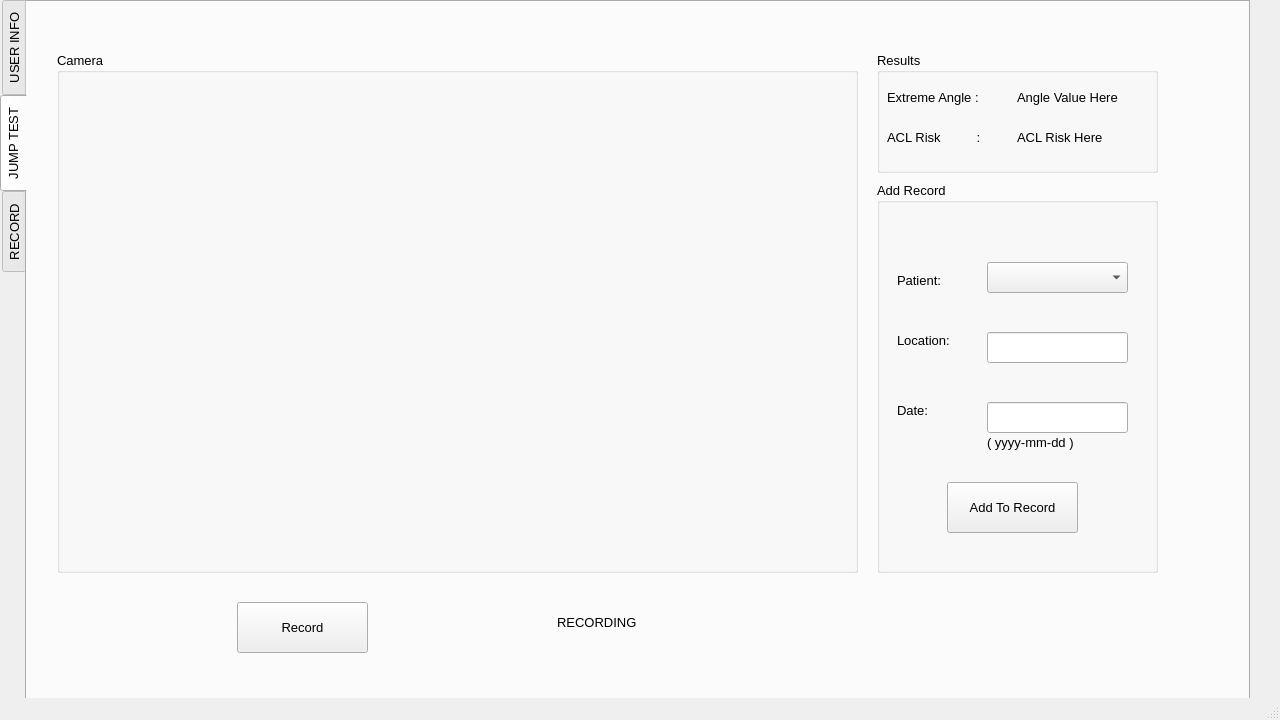
First picture: the form in ACL/mainwindow.ui, repository Pocket99/3D_CNN_KNEE_FLEXION_ANGLE_ESTIMATION, before the edit.
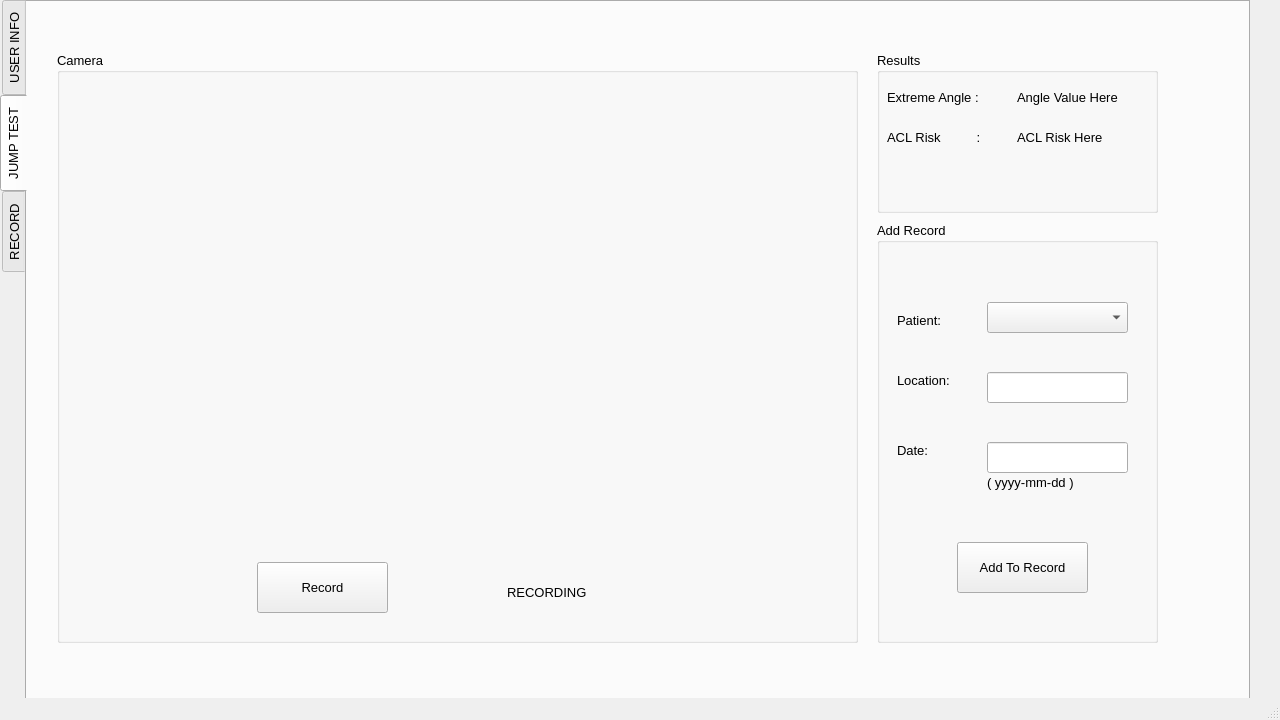
Second picture: the form after the edit. The open tabs and pages were chosen to show the change.

What changed in the file:
```diff
--- a/ACL/mainwindow.ui
+++ b/ACL/mainwindow.ui
@@ -114,39 +114,13 @@
      <attribute name="title">
       <string>JUMP TEST</string>
      </attribute>
-     <widget class="QPushButton" name="captureButton">
-      <property name="geometry">
-       <rect>
-        <x>210</x>
-        <y>600</y>
-        <width>131</width>
-        <height>51</height>
-       </rect>
-      </property>
-      <property name="text">
-       <string>Record</string>
-      </property>
-     </widget>
-     <widget class="QLabel" name="recordingLabel">
-      <property name="geometry">
-       <rect>
-        <x>530</x>
-        <y>600</y>
-        <width>101</width>
-        <height>41</height>
-       </rect>
-      </property>
-      <property name="text">
-       <string>RECORDING</string>
-      </property>
-     </widget>
      <widget class="QGroupBox" name="groupBox_4">
       <property name="geometry">
        <rect>
         <x>850</x>
-        <y>180</y>
+        <y>220</y>
         <width>281</width>
-        <height>391</height>
+        <height>421</height>
        </rect>
       </property>
       <property name="title">
@@ -155,8 +129,8 @@
       <widget class="QPushButton" name="addRecord">
        <property name="geometry">
         <rect>
-         <x>70</x>
-         <y>300</y>
+         <x>80</x>
+         <y>320</y>
          <width>131</width>
          <height>51</height>
         </rect>
@@ -254,7 +228,7 @@
         <x>30</x>
         <y>50</y>
         <width>801</width>
-        <height>521</height>
+        <height>591</height>
        </rect>
       </property>
       <property name="title">
@@ -276,6 +250,32 @@
         <string/>
        </property>
       </widget>
+      <widget class="QPushButton" name="captureButton">
+       <property name="geometry">
+        <rect>
+         <x>200</x>
+         <y>510</y>
+         <width>131</width>
+         <height>51</height>
+        </rect>
+       </property>
+       <property name="text">
+        <string>Record</string>
+       </property>
+      </widget>
+      <widget class="QLabel" name="recordingLabel">
+       <property name="geometry">
+        <rect>
+         <x>450</x>
+         <y>520</y>
+         <width>101</width>
+         <height>41</height>
+        </rect>
+       </property>
+       <property name="text">
+        <string>RECORDING</string>
+       </property>
+      </widget>
      </widget>
      <widget class="QGroupBox" name="groupBox_6">
       <property name="geometry">
@@ -283,7 +283,7 @@
         <x>850</x>
         <y>50</y>
         <width>281</width>
-        <height>121</height>
+        <height>161</height>
        </rect>
       </property>
       <property name="title">
```
Left out of the diff: 2 changed lines with no effect on the pictures.
